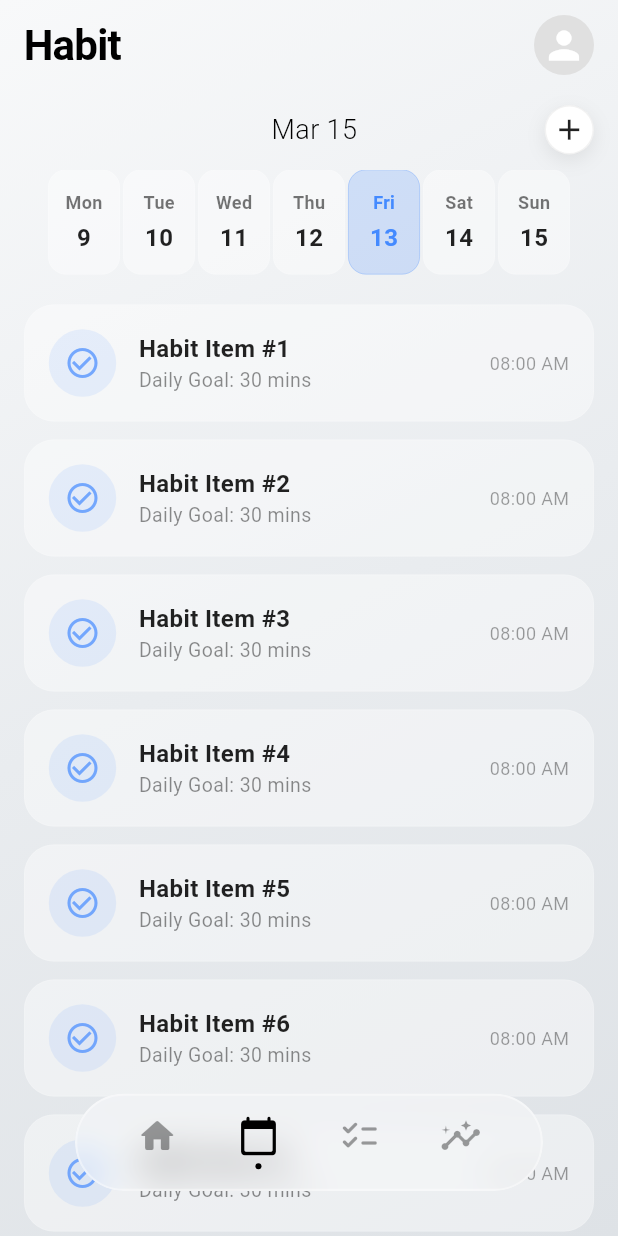
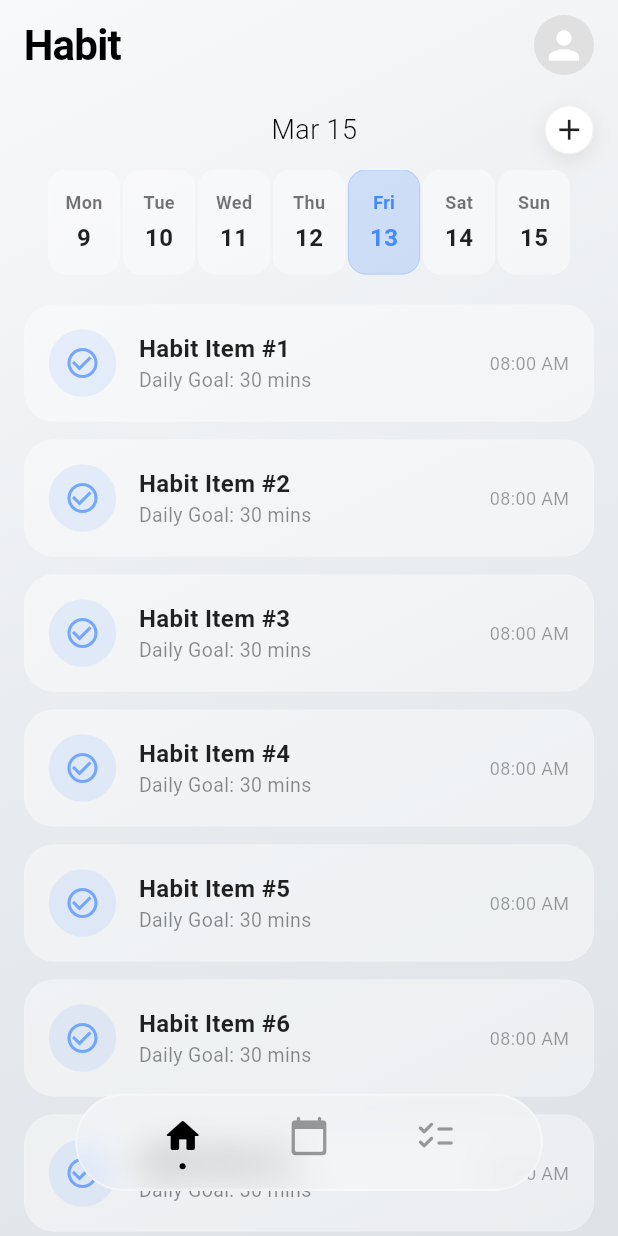
Before and after one commit to PeterMaquiran/orga-flutter, a Flutter app: the HomeScreen screen opened by its route, on a phone screen of 412 x 824 dp. Run offline on Flutter 3.47's test engine with Material 3 defaults, Android fonts, the phone set to English and light mode, and no system bars; our stand-ins replace go_router.

Commit message:
Remove icon from navigation

```diff
--- a/lib/ui/shared/navigationBar.dart
+++ b/lib/ui/shared/navigationBar.dart
@@ -6,7 +6,7 @@ class FloatingNavBar extends StatelessWidget {
   const FloatingNavBar({
     super.key,
   });
-  final int currentIndex = 1;
+  final int currentIndex = 0;
 
 
   @override
@@ -36,7 +36,7 @@ class FloatingNavBar extends StatelessWidget {
                 _navItem(Icons.calendar_today_rounded, 1),
                 //_navItem(Icons.leaderboard_rounded, 1),
                 _navItem(Icons.checklist_rounded, 2),       // Task Management
-                _navItem(Icons.insights_rounded, 3),        // Analytics/Stats
+                //_navItem(Icons.insights_rounded, 3),        // Analytics/Stats
               ],
             ),
           ),
```
